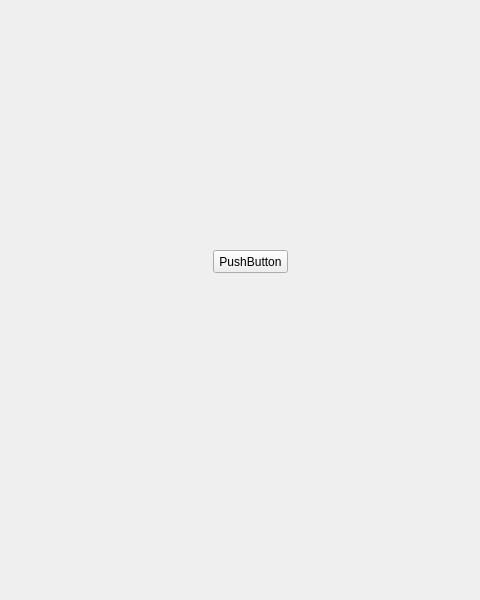
Old version of the form Jeu/ui/vue_accueil.ui in the repository gregaou/QWhereIsTheKeys; both pictures show x 167 to 647 and y 0 to 600 of the 800 by 600 pixel window.
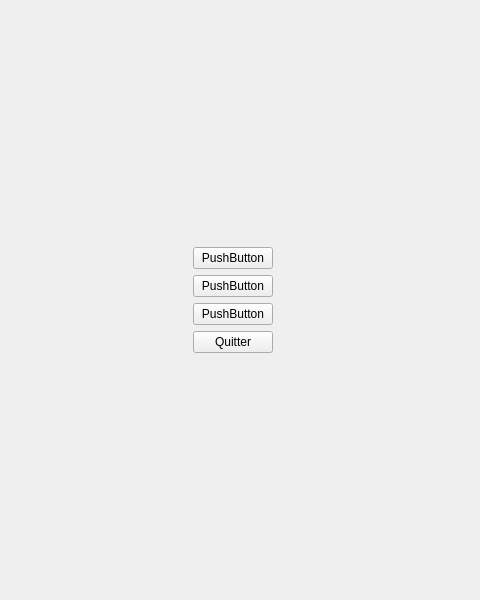
New version of the form.

Diff of the .ui file:
```diff
--- a/Jeu/ui/vue_accueil.ui
+++ b/Jeu/ui/vue_accueil.ui
@@ -19,19 +19,96 @@
   <property name="windowTitle">
    <string>Form</string>
   </property>
-  <widget class="QPushButton" name="pushButton">
-   <property name="geometry">
-    <rect>
-     <x>380</x>
-     <y>250</y>
-     <width>75</width>
-     <height>23</height>
-    </rect>
-   </property>
-   <property name="text">
-    <string>PushButton</string>
-   </property>
-  </widget>
+  <layout class="QVBoxLayout" name="verticalLayout">
+   <item>
+    <layout class="QHBoxLayout" name="accueilLayout">
+     <item>
+      <spacer name="spacerGauche">
+       <property name="orientation">
+        <enum>Qt::Horizontal</enum>
+       </property>
+       <property name="sizeHint" stdset="0">
+        <size>
+         <width>40</width>
+         <height>20</height>
+        </size>
+       </property>
+      </spacer>
+     </item>
+     <item>
+      <layout class="QVBoxLayout" name="boutonsLayout">
+       <item>
+        <spacer name="spacerHaut">
+         <property name="orientation">
+          <enum>Qt::Vertical</enum>
+         </property>
+         <property name="sizeHint" stdset="0">
+          <size>
+           <width>20</width>
+           <height>40</height>
+          </size>
+         </property>
+        </spacer>
+       </item>
+       <item>
+        <widget class="QPushButton" name="pushButton">
+         <property name="text">
+          <string>PushButton</string>
+         </property>
+        </widget>
+       </item>
+       <item>
+        <widget class="QPushButton" name="pushButton_2">
+         <property name="text">
+          <string>PushButton</string>
+         </property>
+        </widget>
+       </item>
+       <item>
+        <widget class="QPushButton" name="pushButton_3">
+         <property name="text">
+          <string>PushButton</string>
+         </property>
+        </widget>
+       </item>
+       <item>
+        <widget class="QPushButton" name="boutonQuitter">
+         <property name="text">
+          <string>Quitter</string>
+         </property>
+        </widget>
+       </item>
+       <item>
+        <spacer name="spacerBas">
+         <property name="orientation">
+          <enum>Qt::Vertical</enum>
+         </property>
+         <property name="sizeHint" stdset="0">
+          <size>
+           <width>20</width>
+           <height>40</height>
+          </size>
+         </property>
+        </spacer>
+       </item>
+      </layout>
+     </item>
+     <item>
+      <spacer name="spacerDroit">
+       <property name="orientation">
+        <enum>Qt::Horizontal</enum>
+       </property>
+       <property name="sizeHint" stdset="0">
+        <size>
+         <width>40</width>
+         <height>20</height>
+        </size>
+       </property>
+      </spacer>
+     </item>
+    </layout>
+   </item>
+  </layout>
  </widget>
  <resources/>
  <connections/>
```
